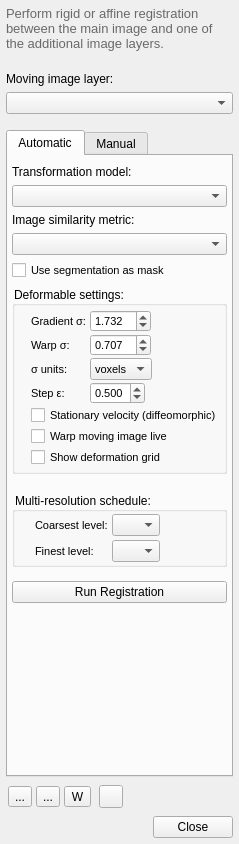
Qt form GUI/Qt/Windows/Registration/RegistrationDialog.ui (vhxjaouen/latimsnap) before a commit.
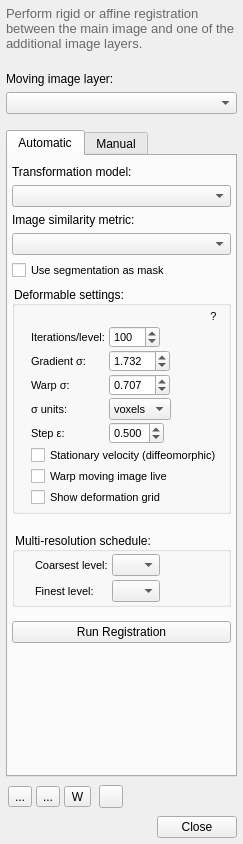
The same form after that commit. The open tabs and pages were chosen to show the change. Icons and pictures are not drawn. Custom widgets are drawn as their Qt base class.

Commit message:
Deformable registration: expose iterations per level and add parameter help
- Add DeformationIterations model (default 100) used for each enabled
  multi-resolution level in the greedy deformable schedule
- Restructure the deformable settings group: iterations field on top, a
  right-aligned '?' help button, and tooltips on every parameter
  (including the previously missing sigma units combo)
- '?' opens a rich-text dialog explaining all deformable parameters

```diff
--- a/GUI/Qt/Windows/Registration/RegistrationDialog.ui
+++ b/GUI/Qt/Windows/Registration/RegistrationDialog.ui
@@ -256,13 +256,71 @@
   font-size:11px;
 }
 
+QSpinBox {
+  font-size:11px;
+}
+
 QCheckBox {
   font-size:11px;
+}
+
+QToolButton {
+  font-size:11px;
 }</string>
           </property>
           <property name="title">
            <string>Deformable settings:</string>
           </property>
+          <layout class="QVBoxLayout" name="verticalLayoutDeformable">
+           <property name="spacing">
+            <number>0</number>
+           </property>
+           <property name="leftMargin">
+            <number>4</number>
+           </property>
+           <property name="topMargin">
+            <number>0</number>
+           </property>
+           <property name="rightMargin">
+            <number>4</number>
+           </property>
+           <property name="bottomMargin">
+            <number>0</number>
+           </property>
+           <item>
+            <layout class="QHBoxLayout" name="horizontalLayoutDeformHelp">
+             <property name="spacing">
+              <number>0</number>
+             </property>
+             <item>
+              <spacer name="horizontalSpacerDeform">
+               <property name="orientation">
+                <enum>Qt::Horizontal</enum>
+               </property>
+               <property name="sizeHint" stdset="0">
+                <size>
+                 <width>40</width>
+                 <height>20</height>
+                </size>
+               </property>
+              </spacer>
+             </item>
+             <item>
+              <widget class="QToolButton" name="btnDeformHelp">
+               <property name="toolTip">
+                <string>&lt;html&gt;&lt;head/&gt;&lt;body&gt;&lt;p&gt;Show help for the deformable registration parameters&lt;/p&gt;&lt;/body&gt;&lt;/html&gt;</string>
+               </property>
+               <property name="text">
+                <string>?</string>
+               </property>
+               <property name="autoRaise">
+                <bool>true</bool>
+               </property>
+              </widget>
+             </item>
+            </layout>
+           </item>
+           <item>
           <layout class="QFormLayout" name="formLayoutDeformable">
            <property name="fieldGrowthPolicy">
             <enum>QFormLayout::FieldsStayAtSizeHint</enum>
@@ -274,10 +332,10 @@
             <number>2</number>
            </property>
            <property name="leftMargin">
-            <number>16</number>
+              <number>12</number>
            </property>
            <property name="topMargin">
-            <number>4</number>
+              <number>0</number>
            </property>
            <property name="rightMargin">
             <number>2</number>
@@ -286,6 +344,32 @@
             <number>4</number>
            </property>
            <item row="0" column="0">
+              <widget class="QLabel" name="labelDeformIter">
+               <property name="toolTip">
+                <string>&lt;html&gt;&lt;head/&gt;&lt;body&gt;&lt;p&gt;Number of greedy iterations performed at each multi-resolution level. More iterations give a better fit but take longer. Default is 100.&lt;/p&gt;&lt;/body&gt;&lt;/html&gt;</string>
+               </property>
+               <property name="text">
+                <string>Iterations/level:</string>
+               </property>
+              </widget>
+             </item>
+             <item row="0" column="1">
+              <widget class="QSpinBox" name="inDeformIter">
+               <property name="toolTip">
+                <string>&lt;html&gt;&lt;head/&gt;&lt;body&gt;&lt;p&gt;Number of greedy iterations performed at each multi-resolution level. More iterations give a better fit but take longer. Default is 100.&lt;/p&gt;&lt;/body&gt;&lt;/html&gt;</string>
+               </property>
+               <property name="maximum">
+                <number>2000</number>
+               </property>
+               <property name="singleStep">
+                <number>50</number>
+               </property>
+               <property name="value">
+                <number>100</number>
+               </property>
+              </widget>
+             </item>
+             <item row="1" column="0">
             <widget class="QLabel" name="labelSigmaPre">
              <property name="toolTip">
               <string>&lt;html&gt;&lt;head/&gt;&lt;body&gt;&lt;p&gt;Smoothing applied to the metric gradient at each iteration. Larger values give smoother deformation fields.&lt;/p&gt;&lt;/body&gt;&lt;/html&gt;</string>
@@ -295,7 +379,7 @@
              </property>
             </widget>
            </item>
-           <item row="0" column="1">
+             <item row="1" column="1">
             <widget class="QDoubleSpinBox" name="inSigmaPre">
              <property name="decimals">
               <number>3</number>
@@ -311,7 +395,7 @@
              </property>
             </widget>
            </item>
-           <item row="1" column="0">
+             <item row="2" column="0">
             <widget class="QLabel" name="labelSigmaPost">
              <property name="toolTip">
               <string>&lt;html&gt;&lt;head/&gt;&lt;body&gt;&lt;p&gt;Smoothing applied to the deformation field after each iteration. Larger values dampen the deformation.&lt;/p&gt;&lt;/body&gt;&lt;/html&gt;</string>
@@ -321,7 +405,7 @@
              </property>
             </widget>
            </item>
-           <item row="1" column="1">
+             <item row="2" column="1">
             <widget class="QDoubleSpinBox" name="inSigmaPost">
              <property name="decimals">
               <number>3</number>
@@ -337,14 +421,14 @@
              </property>
             </widget>
            </item>
-           <item row="2" column="0">
+             <item row="3" column="0">
             <widget class="QLabel" name="labelSigmaUnits">
              <property name="text">
               <string>σ units:</string>
              </property>
             </widget>
            </item>
-           <item row="2" column="1">
+             <item row="3" column="1">
             <widget class="QComboBox" name="inSigmaUnits">
              <item>
               <property name="text">
@@ -358,7 +442,7 @@
              </item>
             </widget>
            </item>
-           <item row="3" column="0">
+             <item row="4" column="0">
             <widget class="QLabel" name="labelEpsilon">
              <property name="toolTip">
               <string>&lt;html&gt;&lt;head/&gt;&lt;body&gt;&lt;p&gt;Time step (epsilon) for the greedy update. Larger values speed up registration but may produce non-diffeomorphic deformations. Typical range 0.25 - 0.5.&lt;/p&gt;&lt;/body&gt;&lt;/html&gt;</string>
@@ -368,7 +452,7 @@
              </property>
             </widget>
            </item>
-           <item row="3" column="1">
+             <item row="4" column="1">
             <widget class="QDoubleSpinBox" name="inEpsilon">
              <property name="decimals">
               <number>3</number>
@@ -384,7 +468,7 @@
              </property>
             </widget>
            </item>
-           <item row="4" column="0" colspan="2">
+             <item row="5" column="0" colspan="2">
             <widget class="QCheckBox" name="inSvMode">
              <property name="toolTip">
               <string>&lt;html&gt;&lt;head/&gt;&lt;body&gt;&lt;p&gt;Use the stationary velocity field (diffeomorphic Demons) model instead of the classic greedy update. Produces better-behaved Jacobians.&lt;/p&gt;&lt;/body&gt;&lt;/html&gt;</string>
@@ -394,7 +478,7 @@
              </property>
             </widget>
            </item>
-           <item row="5" column="0" colspan="2">
+             <item row="6" column="0" colspan="2">
             <widget class="QCheckBox" name="inLiveWarp">
              <property name="toolTip">
               <string>&lt;html&gt;&lt;head/&gt;&lt;body&gt;&lt;p&gt;Warps the moving image live in all slice views using the computed displacement field (composed with the affine transform).&lt;/p&gt;&lt;/body&gt;&lt;/html&gt;</string>
@@ -404,7 +488,7 @@
              </property>
             </widget>
            </item>
-           <item row="6" column="0" colspan="2">
+             <item row="7" column="0" colspan="2">
             <widget class="QCheckBox" name="inShowGrid">
              <property name="toolTip">
               <string>&lt;html&gt;&lt;head/&gt;&lt;body&gt;&lt;p&gt;Adds the displacement field as a new image layer and displays it as a deformation grid overlay.&lt;/p&gt;&lt;/body&gt;&lt;/html&gt;</string>
@@ -413,6 +497,8 @@
               <string>Show deformation grid</string>
              </property>
             </widget>
+             </item>
+            </layout>
            </item>
           </layout>
          </widget>
```
Left out of the diff: 6 changed lines with no effect on the pictures. Lines whose indentation alone changed are shown as unchanged. The commit also changes 4 other files.
